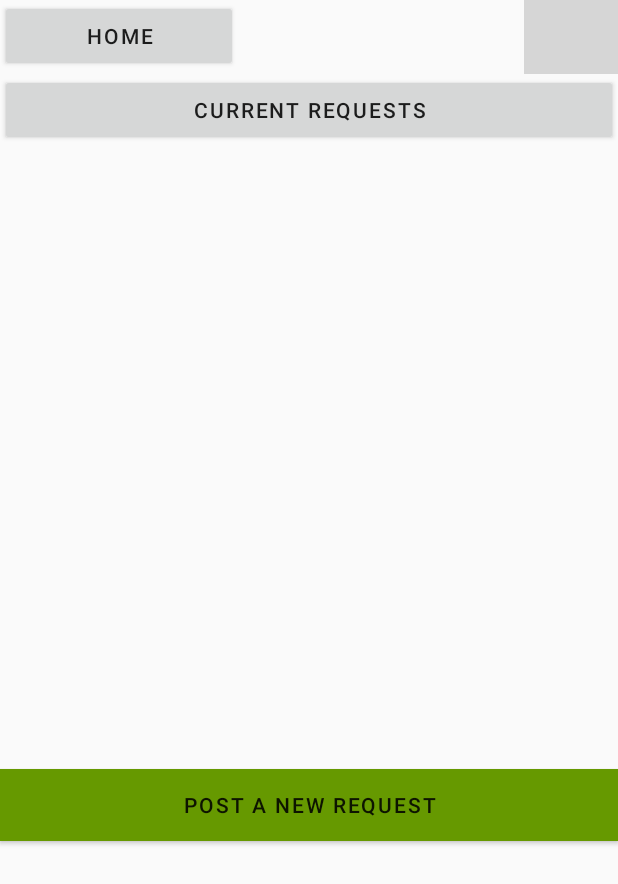
After one commit to MaT1g3R/Halp, an Android app: the layout activity_request_frontpage.xml on its own in the app's theme, with its tools: preview values and no code run, on a phone screen of 412 x 824 dp. The commit adds this screen. Shown: the top 884 px of the screen. Run offline under Robolectric (Android 15) with nearby library versions, the phone set to English and light mode, and no system bars; grey boxes are pictures that could not be loaded.

Commit message:
Add design for #4

```diff
--- /dev/null
+++ b/AndroidApp/app/src/main/res/layout/activity_request_frontpage.xml
@@ -0,0 +1,65 @@
+<?xml version="1.0" encoding="utf-8"?>
+<LinearLayout xmlns:android="http://schemas.android.com/apk/res/android"
+    xmlns:app="http://schemas.android.com/apk/res-auto"
+    xmlns:tools="http://schemas.android.com/tools"
+    android:layout_width="match_parent"
+    android:layout_height="match_parent"
+    android:orientation="vertical">
+
+    <LinearLayout
+        android:layout_width="match_parent"
+        android:layout_height="49dp"
+        android:orientation="horizontal">
+
+        <Button
+            android:id="@+id/buttonHome"
+            style="@android:style/Widget.Material.Button"
+            android:layout_width="134dp"
+            android:layout_height="wrap_content"
+            android:layout_weight="1"
+            android:elevation="0dp"
+            android:text="@string/home"
+            android:textAppearance="@style/TextAppearance.MaterialComponents.Button" />
+
+        <Space
+            android:layout_width="165dp"
+            android:layout_height="match_parent"
+            android:layout_weight="1" />
+
+        <ImageButton
+            android:id="@+id/buttonProfile"
+            style="@android:style/Widget.Material.ImageButton"
+            android:layout_width="37dp"
+            android:layout_height="match_parent"
+            android:layout_weight="1"
+            android:background="@android:color/transparent"
+            android:contentDescription="@string/profile_picture"
+            android:scaleType="fitCenter"
+            tools:srcCompat="@tools:sample/avatars" />
+    </LinearLayout>
+
+    <Button
+        android:id="@+id/buttonCurrentRequests"
+        style="@android:style/Widget.Material.Button"
+        android:layout_width="match_parent"
+        android:layout_height="wrap_content"
+        android:text="@string/current_requests"
+        android:textAppearance="@style/TextAppearance.MaterialComponents.Button" />
+
+    <ScrollView
+        android:id="@+id/scrollViewRequestList"
+        android:layout_width="match_parent"
+        android:layout_height="415dp"
+        android:scrollbarStyle="insideOverlay">
+
+    </ScrollView>
+
+    <Button
+        android:id="@+id/buttonPostRequest"
+        style="@android:style/Widget.Material.Button"
+        android:layout_width="match_parent"
+        android:layout_height="wrap_content"
+        android:background="@android:color/holo_green_dark"
+        android:text="@string/post_a_new_request"
+        android:textAppearance="@style/TextAppearance.MaterialComponents.Button" />
+</LinearLayout>
--- a/AndroidApp/app/src/main/res/values/strings.xml
+++ b/AndroidApp/app/src/main/res/values/strings.xml
@@ -13,4 +13,9 @@
     <string name="permission_rationale">"Contacts permissions are needed for providing email
         completions."
     </string>
+    <string name="home">Home</string>
+    <string name="profile_picture">Profile Picture</string>
+    <string name="profile_picture">Profile Picture</string>
+    <string name="current_requests">Current Requests</string>
+    <string name="post_a_new_request">Post a new Request</string>
 </resources>
```
